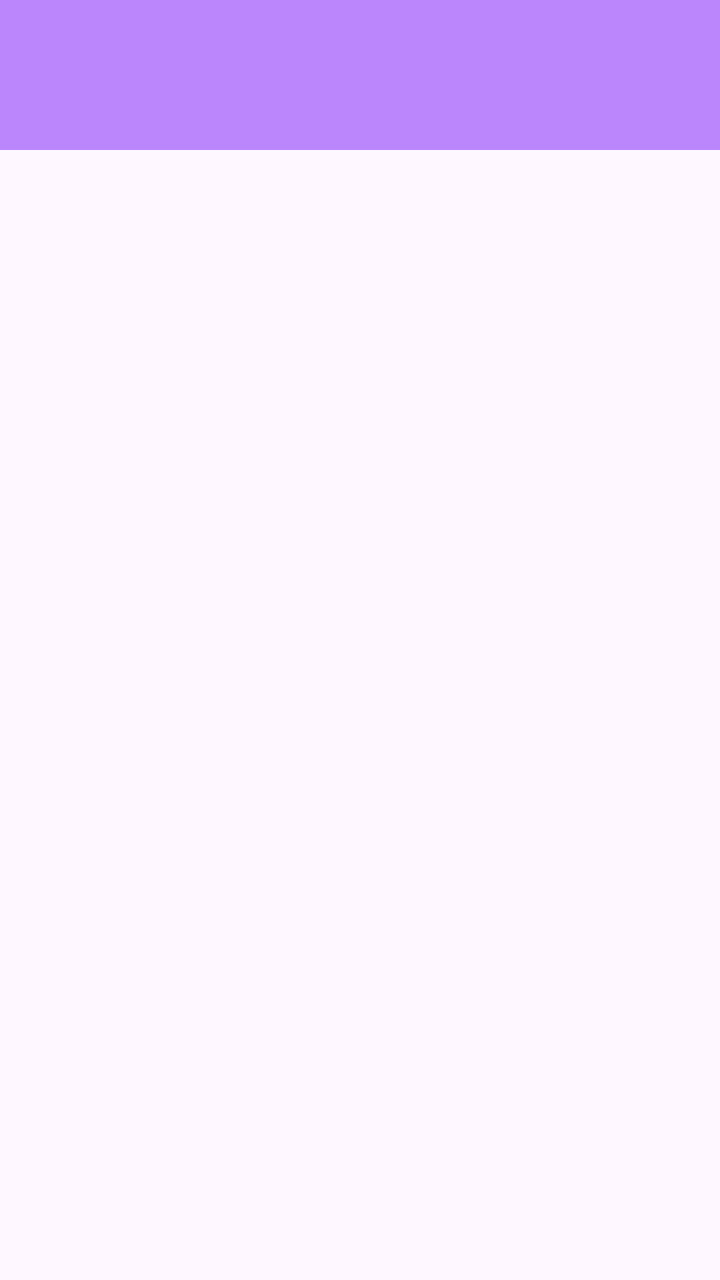
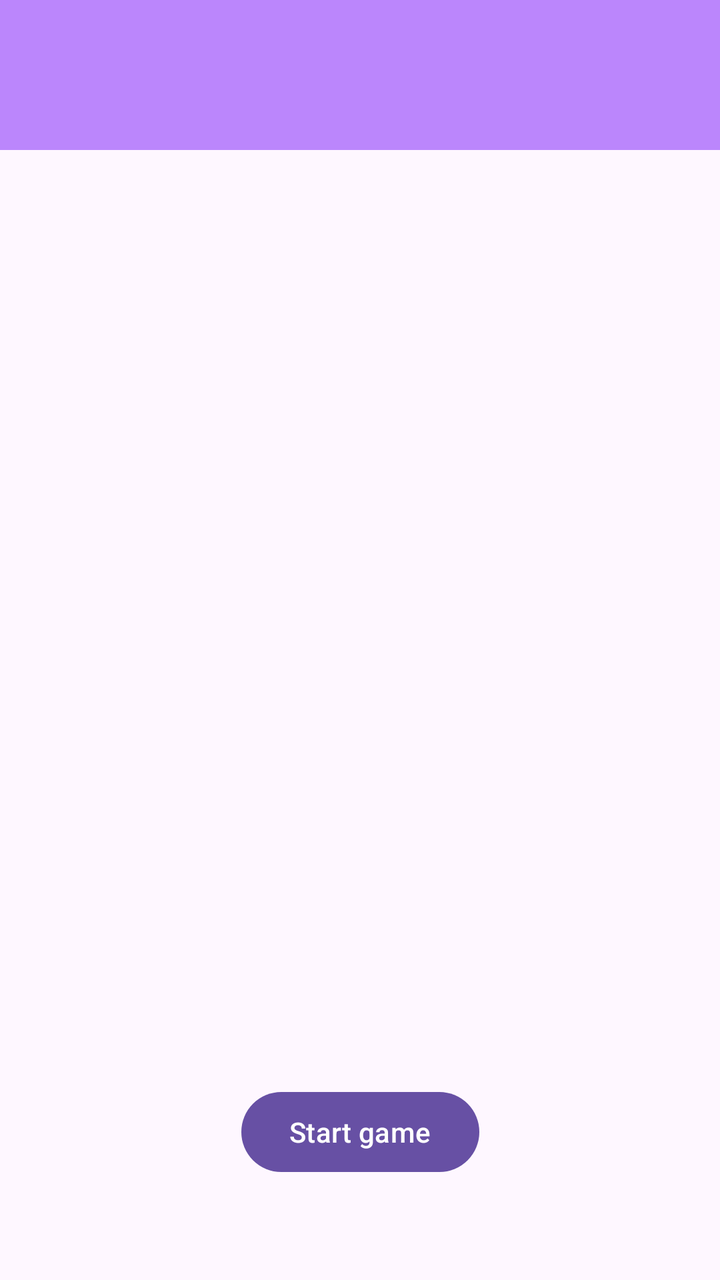

Two renders of the same Android screen: before a commit and after it. Below are the layout's source before the change and the commit's diff.
<!-- AndroidManifest.xml: application theme Theme.Memento -->
<!-- res/layout/activity_main.xml -->
<?xml version="1.0" encoding="utf-8"?>
<androidx.drawerlayout.widget.DrawerLayout xmlns:android="http://schemas.android.com/apk/res/android"
    android:layout_width="match_parent"
    android:layout_height="match_parent"
    xmlns:app="http://schemas.android.com/apk/res-auto"
    android:id="@+id/nav_drawer_layout">

    <androidx.constraintlayout.widget.ConstraintLayout xmlns:android="http://schemas.android.com/apk/res/android"
    xmlns:app="http://schemas.android.com/apk/res-auto"
    xmlns:tools="http://schemas.android.com/tools"
    android:id="@+id/main"
    android:layout_width="match_parent"
    android:layout_height="match_parent"
    tools:context=".MainActivity">

    <com.google.android.material.tabs.TabLayout
        android:id="@+id/tabs"
        android:layout_width="0dp"
        android:layout_height="75dp"
        app:tabMode="fixed"
        app:tabGravity="fill"
        app:tabIndicatorColor="@color/teal_700"
        app:tabRippleColor="@color/purple_200"
        app:tabSelectedTextColor="@color/white"
        app:tabTextColor="@color/white"
        app:tabIconTint="@color/white"
        android:backgroundTint="@color/purple_200"
        app:layout_constraintStart_toStartOf="parent"
        app:layout_constraintEnd_toEndOf="parent"
        app:layout_constraintTop_toTopOf="parent"
        />
    
    <androidx.viewpager2.widget.ViewPager2
        android:id="@+id/viewpager"
        android:layout_width="match_parent"
        android:layout_height="0dp"
        app:layout_constraintStart_toStartOf="parent"
        app:layout_constraintEnd_toEndOf="parent"
        app:layout_constraintBottom_toBottomOf="parent"
        app:layout_constraintTop_toBottomOf="@id/tabs"
        />

</androidx.constraintlayout.widget.ConstraintLayout>

    <com.google.android.material.navigation.NavigationView
        android:id="@+id/nav_view"
        android:layout_width="wrap_content"
        android:layout_height="match_parent"
        android:layout_gravity="start"/>

</androidx.drawerlayout.widget.DrawerLayout>
<!-- resources referenced by this layout -->
<resources>
  <color name="purple_200">#FFBB86FC</color>
  <color name="teal_700">#FF018786</color>
  <color name="white">#FFFFFFFF</color>
  <style name="Theme.Memento" parent="Base.Theme.Memento" />
  <style name="Base.Theme.Memento" parent="Theme.Material3.DayNight.NoActionBar">
          
          
      </style>
</resources>

<!-- the commit's change to res/layout/activity_main.xml (unified diff, before → after) -->
@@ -5,8 +5,7 @@
     xmlns:app="http://schemas.android.com/apk/res-auto"
     android:id="@+id/nav_drawer_layout">
 
-    <androidx.constraintlayout.widget.ConstraintLayout xmlns:android="http://schemas.android.com/apk/res/android"
-    xmlns:app="http://schemas.android.com/apk/res-auto"
+    <androidx.constraintlayout.widget.ConstraintLayout
     xmlns:tools="http://schemas.android.com/tools"
     android:id="@+id/main"
     android:layout_width="match_parent"
@@ -40,6 +39,16 @@
         app:layout_constraintTop_toBottomOf="@id/tabs"
         />
 
+        <Button
+            android:id="@+id/btnStartGame"
+            android:layout_width="wrap_content"
+            android:layout_height="wrap_content"
+            android:layout_marginBottom="50dp"
+            android:text="@string/start_game"
+            app:layout_constraintBottom_toBottomOf="parent"
+            app:layout_constraintEnd_toEndOf="@+id/tabs"
+            app:layout_constraintStart_toStartOf="parent" />
+
 </androidx.constraintlayout.widget.ConstraintLayout>
 
     <com.google.android.material.navigation.NavigationView
<!-- resource entries referenced after the edit -->
@@ -3,6 +3,7 @@
   <color name="purple_200">#FFBB86FC</color>
   <color name="teal_700">#FF018786</color>
   <color name="white">#FFFFFFFF</color>
+  <string name="start_game">Start game</string>
   <style name="Theme.Memento" parent="Base.Theme.Memento" />
   <style name="Base.Theme.Memento" parent="Theme.Material3.DayNight.NoActionBar">
           
